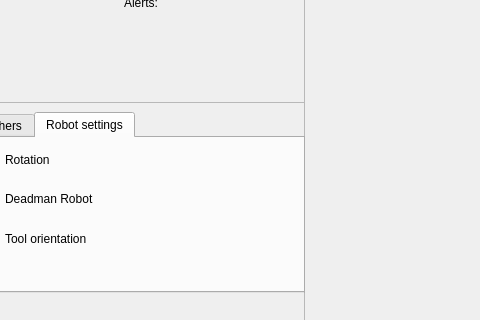
Old version of the form resource/RqtKuka.ui in the repository asoriano1/rqt_kuka; both pictures show x 306 to 786 and y 398 to 718 of the 1014 by 1052 pixel window.
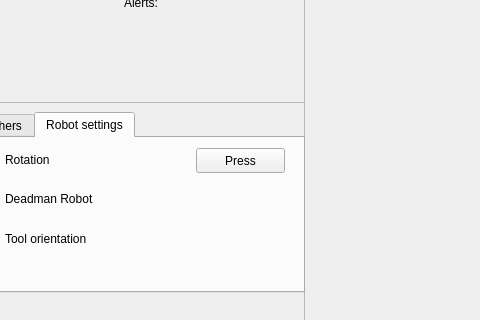
New version of the form. Icons and pictures are not drawn.

Commit message: Test of automatic press of tool function and button added

Patch:
```diff
--- a/resource/RqtKuka.ui
+++ b/resource/RqtKuka.ui
@@ -4253,6 +4253,19 @@
         <bool>false</bool>
        </property>
       </widget>
+      <widget class="QPushButton" name="press_Button">
+       <property name="geometry">
+        <rect>
+         <x>220</x>
+         <y>10</y>
+         <width>89</width>
+         <height>25</height>
+        </rect>
+       </property>
+       <property name="text">
+        <string>Press</string>
+       </property>
+      </widget>
      </widget>
     </widget>
     <zorder>tabWidget</zorder>
```
The commit also changes 1 other file.
